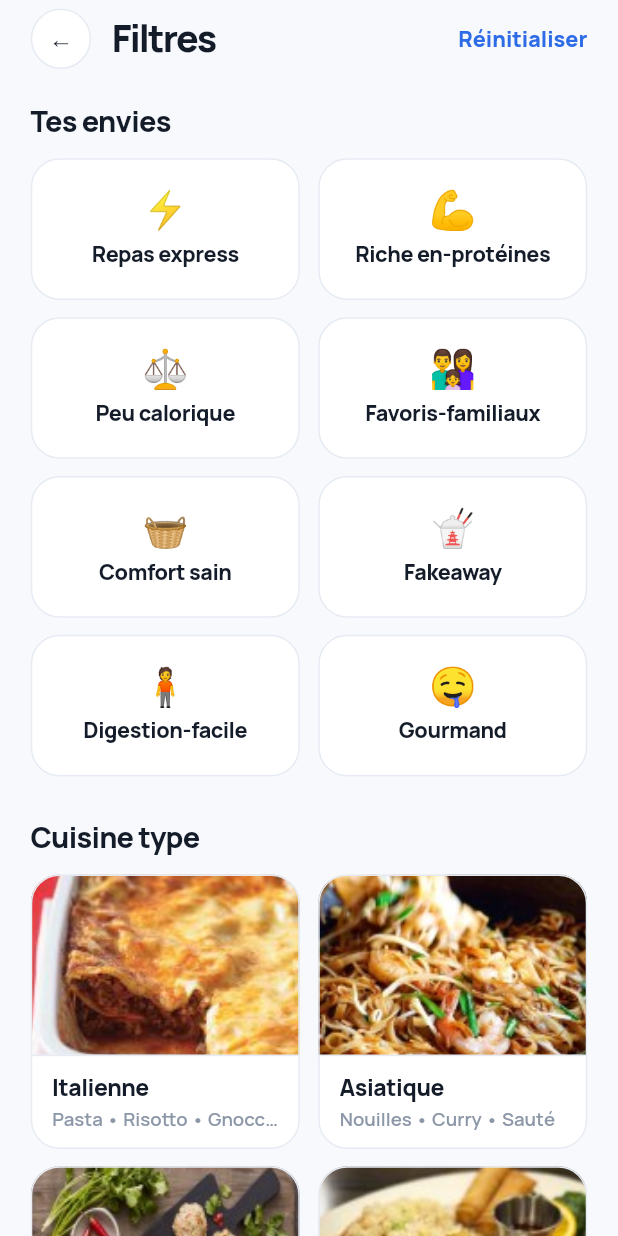
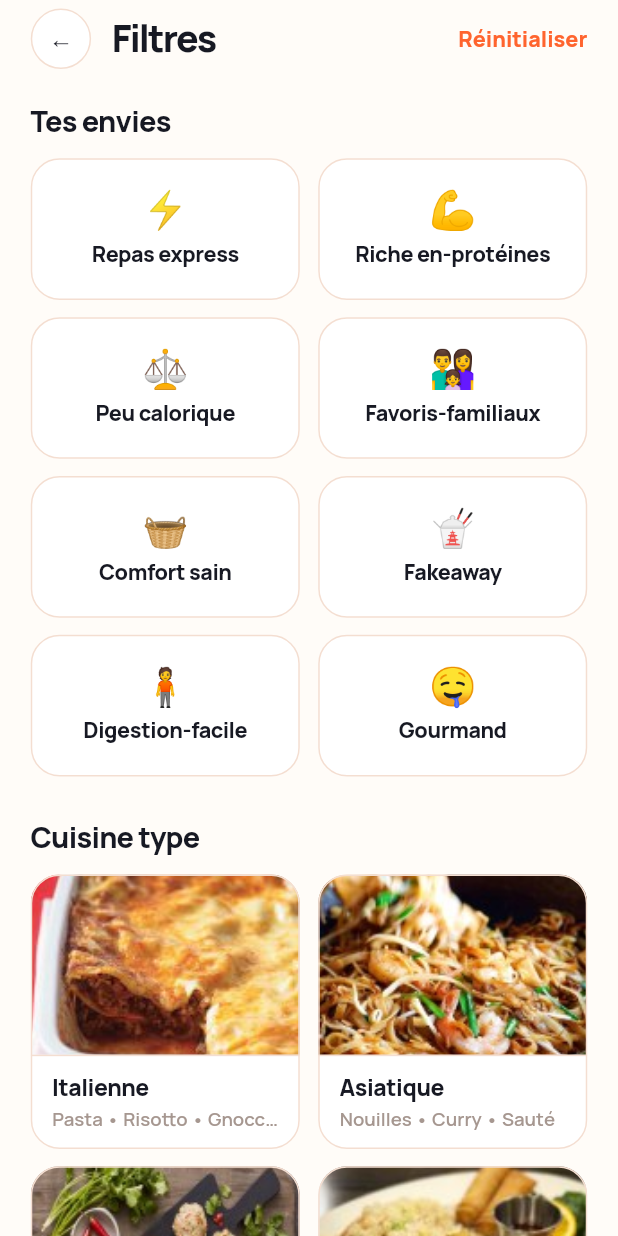
Before and after one commit to Socrate-bit/tably, a Flutter app: the FiltersScreen screen opened directly, on a phone screen of 412 x 824 dp. Run offline on Flutter 3.47's test engine with Material 3 defaults, Android fonts, the phone set to English and light mode, and no system bars; our stand-ins replace cloud_firestore, cloud_functions, equatable, firebase_ai, firebase_auth, firebase_core and 7 more; missing offline and left inert: firebase_app_check, liquid_glass_widgets, mixpanel_flutter, superwallkit_flutter; accounts and stored records are empty; network calls fail.

Commit message:
Retheme the app in warm orange, with the new Tably logo
Swap the blue palette for the warm one (orange #FF642E on #FFFCF8, peach
and cream surfaces, warm grey text, #FF8A3D → #FF3D20 gradient) and use
the new chef's-hat logo and wordmark. On the week screen, add a compass
to the store pill, coin and cart icons to the summary cards, hairline
separators around the day pills, and a chevron, line icons and a produce
decoration to each meal card.

Co-Authored-By: Claude Opus 5.5 (1M context) <noreply@anthropic.com>

```diff
--- a/lib/core/theme/app_colors.dart
+++ b/lib/core/theme/app_colors.dart
@@ -1,56 +1,57 @@
 import 'package:flutter/material.dart';
 
-/// Every colour used across the app, taken verbatim from the Tably design.
+/// Every colour used across the app: the warm Tably palette (orange on warm white).
 /// Widgets must never hardcode a colour — they reference these tokens.
 abstract final class AppColors {
   // Brand
-  static const Color brand = Color(0xFF2E6BE6); // primary blue (G)
-  static const Color brandDark = Color(0xFF1F4FB8); // pressed / links (GD)
-  static const Color brandDarker = Color(0xFF1B4497);
-  static const Color brandLight = Color(0xFF5B95F5); // gradient tail
-  static const Color brandSoft = Color(0xFFE8F0FE); // tinted surfaces
-  static const Color brandSoftBorder = Color(0xFFCBDCF9);
-  static const Color brandSoftInk = Color(0xFF3A5A94);
-  static const Color brandChip = Color(0xFFD3E3FD);
+  static const Color brand = Color(0xFFFF642E); // primary orange
+  static const Color brandDark = Color(0xFFE84F1C); // pressed / links
+  static const Color brandDarker = Color(0xFFB83D12);
+  static const Color brandLight = Color(0xFFFF8A3D); // tangerine, gradient head
+  static const Color brandDeep = Color(0xFFFF3D20); // gradient tail
+  static const Color brandSoft = Color(0xFFFFF1E7); // cream tinted surfaces
+  static const Color brandSoftBorder = Color(0xFFFFD9C3);
+  static const Color brandSoftInk = Color(0xFFA2532F);
+  static const Color brandChip = Color(0xFFFFD9C3);
 
   // Ink / text
-  static const Color ink = Color(0xFF141B29); // primary text (INK)
-  static const Color inkStrong = Color(0xFF1B2333);
-  static const Color inkBody = Color(0xFF3A4354);
-  static const Color inkMuted = Color(0xFF4E5868);
-  static const Color textSecondary = Color(0xFF6B7688);
-  static const Color textTertiary = Color(0xFF7C879A);
-  static const Color textQuaternary = Color(0xFF8792A3);
-  static const Color textPlaceholder = Color(0xFF8C97A8);
-  static const Color textDisabled = Color(0xFFA6B0BF);
-  static const Color chevron = Color(0xFFB4BECC);
-  static const Color emptyStateIcon = Color(0xFFC6CEDA);
+  static const Color ink = Color(0xFF171923); // primary text (INK)
+  static const Color inkStrong = Color(0xFF221D1F);
+  static const Color inkBody = Color(0xFF4A3F3A);
+  static const Color inkMuted = Color(0xFF5E524C);
+  static const Color textSecondary = Color(0xFF7D6F68);
+  static const Color textTertiary = Color(0xFF8E7F78);
+  static const Color textQuaternary = Color(0xFF9B8C84);
+  static const Color textPlaceholder = Color(0xFFA69790);
+  static const Color textDisabled = Color(0xFFBCAEA6);
+  static const Color chevron = Color(0xFFCDBFB6);
+  static const Color emptyStateIcon = Color(0xFFE2D4CB);
 
   // Surfaces
-  static const Color scaffold = Color(0xFFF7F9FC);
+  static const Color scaffold = Color(0xFFFFFCF8);
   static const Color surface = Color(0xFFFFFFFF);
-  static const Color surfaceSubtle = Color(0xFFFAFCFE);
-  static const Color surfaceTinted = Color(0xFFF9FBFE);
-  static const Color surfaceMuted = Color(0xFFF2F5FA);
-  static const Color fill = Color(0xFFEDF1F7); // neutral filled controls
-  static const Color track = Color(0xFFE3E8F0); // progress / slider track
-  static const Color trackDark = Color(0xFFDCE3EE);
-  static const Color neutralBar = Color(0xFFD4DCE8);
-  static const Color photoPlaceholder = Color(0xFFEEF2F8); // gradient head behind a missing photo
+  static const Color surfaceSubtle = Color(0xFFFFFDFA);
+  static const Color surfaceTinted = Color(0xFFFFFAF5);
+  static const Color surfaceMuted = Color(0xFFFFF6EF);
+  static const Color fill = Color(0xFFFBEFE7); // neutral filled controls
+  static const Color track = Color(0xFFF7E6DA); // progress / slider track
+  static const Color trackDark = Color(0xFFF2DDCF);
+  static const Color neutralBar = Color(0xFFE8D3C5);
+  static const Color photoPlaceholder = Color(0xFFFBEEE5); // gradient head behind a missing photo
 
   // Borders
-  static const Color border = Color(0xFFE6EBF3);
-  static const Color borderSoft = Color(0xFFE9EEF6);
-  static const Color divider = Color(0xFFEDF1F7);
-  static const Color toggleOff = Color(0xFFD9E1EC);
+  static const Color border = Color(0xFFF4DED1);
+  static const Color borderSoft = Color(0xFFF7E6DB);
+  static const Color divider = Color(0xFFF8EAE0);
+  static const Color toggleOff = Color(0xFFEBDACE);
 
   // Accents
-  static const Color info = Color(0xFFDBEEFB); // shopping-list card
-  static const Color infoInk = Color(0xFF2C6FA0);
-  static const Color infoLabel = Color(0xFF4A85B0);
-  static const Color infoTrack = Color(0xFFEAF4FC);
+  static const Color info = Color(0xFFFFE9DC); // shopping-list card
+  static const Color infoInk = Color(0xFFB83D12);
+  static const Color infoLabel = Color(0xFFFF642E);
+  static const Color infoTrack = Color(0xFFFFF6F0);
   static const Color star = Color(0xFFF2B32C);
-  static const Color ratingStar = Color(0xFF2F6FDB); // App Store-style prompt
+  static const Color ratingStar = Color(0xFFFF642E); // App Store-style prompt
   static const Color danger = Color(0xFFE0503F); // protein macro + destructive
   static const Color carbs = Color(0xFFE39A2B);
 
@@ -63,9 +64,9 @@ abstract final class AppColors {
   static const Color badgeIndulgentInk = Color(0xFF96601A);
 
   // Creator credit over a recipe photo
-  static const Color creatorScrim = Color(0xD1141B29); // .82 ink
+  static const Color creatorScrim = Color(0xD1171923); // .82 ink
 
   // Scrims
-  static const Color scrim = Color(0x57141B29); // .34 opacity sheet backdrop
+  static const Color scrim = Color(0x57171923); // .34 opacity sheet backdrop
   static const Color scrimModal = Color(0x5212120E); // .32 opacity rating modal
 }
--- a/lib/core/theme/app_text_styles.dart
+++ b/lib/core/theme/app_text_styles.dart
@@ -36,7 +36,7 @@ abstract final class AppTextStyles {
       );
 
   // ---- Display / headings ----
-  /// Title of a main tab ("Tably", "Recettes", "Préférences", "Compte").
+  /// Title of a main tab ("Recettes", "Préférences", "Compte").
   static TextStyle get tabTitle => _sans(30, FontWeight.w800, letterSpacing: -1.6);
 
   /// Title of a pushed screen ("Supermarché", "Filtres", "Favoris").
@@ -101,13 +101,6 @@ abstract final class AppTextStyles {
 
   /// Tab screen title ("explorer", "préférence", "compte").
   static TextStyle get screenTitle => _sans(31, FontWeight.w800, letterSpacing: -1);
-
-  /// Tably wordmark.
-  static TextStyle get wordmark => _sans(34, FontWeight.w800, letterSpacing: -1.8);
-
-  static TextStyle get wordmarkLarge => _sans(40, FontWeight.w800, letterSpacing: -1.6);
-
-  static TextStyle get wordmarkGenerating => _sans(34, FontWeight.w800, letterSpacing: -1.6);
 
   /// Big numeric readouts (household count, budget, savings).
   static TextStyle get numeral => _sans(58, FontWeight.w800, letterSpacing: -2);
@@ -189,7 +182,7 @@ abstract final class AppTextStyles {
 
   /// "DÉJEUNER" / "DÎNER" above a meal when a day has several.
   static TextStyle get slotLabel =>
-      _sans(11, FontWeight.w800, color: AppColors.textDisabled, letterSpacing: 1.2);
+      _sans(11, FontWeight.w800, color: AppColors.brand, letterSpacing: 1.2);
 
   /// "7 repas · 7 recettes à cuisiner" under the menu cards.
   static TextStyle get planCounts => _sans(13.5, FontWeight.w700, color: AppColors.textQuaternary);
--- a/lib/core/widget/primary_button.dart
+++ b/lib/core/widget/primary_button.dart
@@ -55,7 +55,7 @@ class PrimaryButton extends StatelessWidget {
                 ? const LinearGradient(
                     begin: Alignment(-0.9, -0.4),
                     end: Alignment(0.9, 0.4),
-                    colors: [AppColors.brandDark, AppColors.brandLight],
+                    colors: [AppColors.brandLight, AppColors.brandDeep],
                   )
                 : null,
             borderRadius: BorderRadius.circular(34.r),
--- a/lib/features/plan/widget/regenerate_button.dart
+++ b/lib/features/plan/widget/regenerate_button.dart
@@ -47,7 +47,7 @@ class _RegenerateButtonState extends State<RegenerateButton> with SingleTickerPr
           gradient: const LinearGradient(
             begin: Alignment(-1, -0.18),
             end: Alignment(1, 0.18),
-            colors: [AppColors.brandDark, AppColors.brandLight],
+            colors: [AppColors.brandLight, AppColors.brandDeep],
           ),
           boxShadow: [
             BoxShadow(color: AppColors.brand.withValues(alpha: 0.26), blurRadius: 18.r, offset: Offset(0, 6.h)),
--- a/pubspec.yaml
+++ b/pubspec.yaml
@@ -56,6 +56,7 @@ flutter:
     - assets/photos/
     - assets/brand/
     - assets/stores/
+    - assets/decor/
 
 # Native launch screen — regenerate with `dart run flutter_native_splash:create`.
 flutter_native_splash:
```
Also changed, not shown: lib/core/widget/app_logo.dart (+11 -0 lines), lib/core/widget/line_icon.dart (+21 -1 lines), lib/core/widget/store_pill.dart (+12 -3 lines), lib/features/onboarding/screen/generating_screen.dart (+1 -7 lines), lib/features/onboarding/widget/steps/welcome_step.dart (+2 -11 lines), lib/features/plan/screen/menu_screen.dart (+5 -3 lines), lib/features/plan/widget/day_group.dart (+18 -23 lines), lib/features/plan/widget/meal_slot_card.dart (+48 -4 lines), lib/features/plan/widget/plan_summary_cards.dart (+45 -4 lines), assets/brand/logo.png, assets/decor/basil.png (added), assets/decor/lemon.png (added), assets/decor/pumpkin.png (added).
